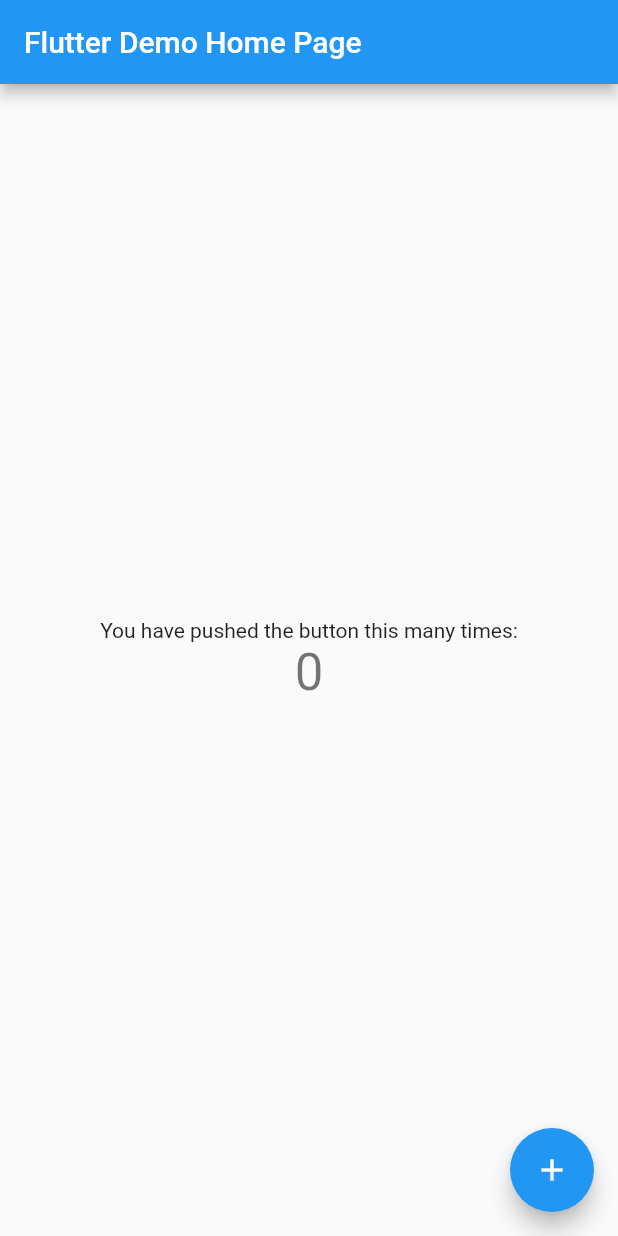
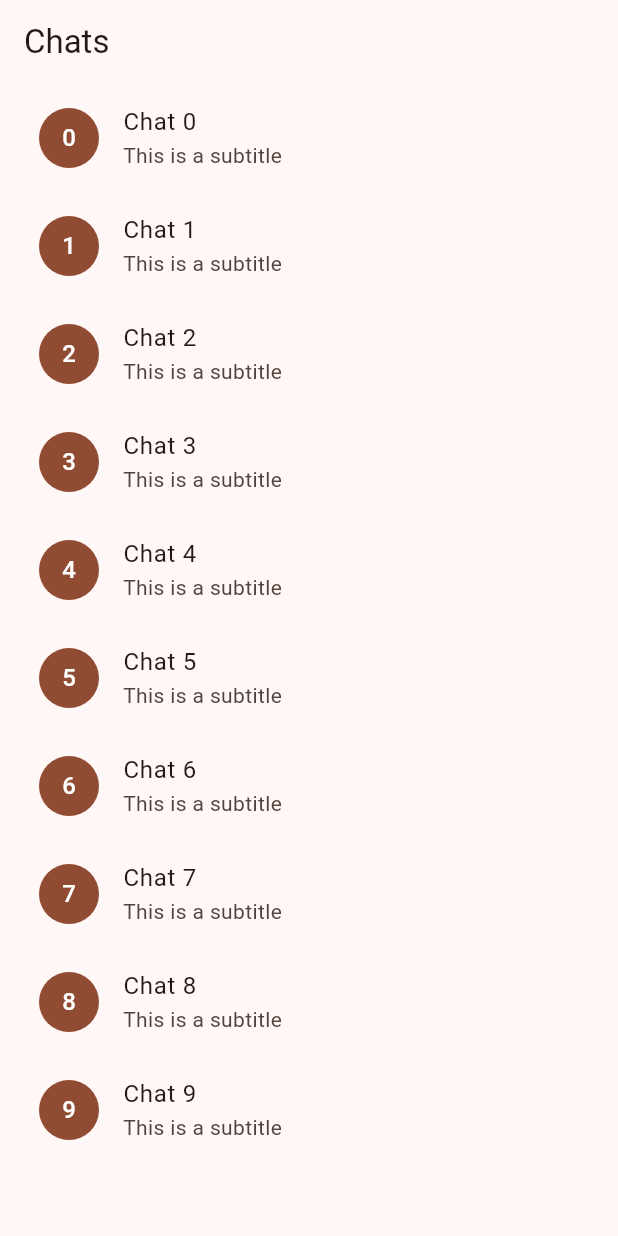
Before and after one commit to vineyrawat/ArgonChatFrontend, a Flutter app: the screen it shows after launch, on a phone screen of 412 x 824 dp. Run offline on Flutter 3.47's test engine with Material 2 defaults, Android fonts, the phone set to English and light mode, and no system bars.

Commit message:
Simple chat listview

```diff
--- a/lib/main.dart
+++ b/lib/main.dart
@@ -1,4 +1,5 @@
 import 'package:flutter/material.dart';
+import 'package:argon_chat/widgets/chat/chat_list.dart';
 
 void main() {
   runApp(const MyApp());
@@ -11,105 +12,17 @@
   @override
   Widget build(BuildContext context) {
     return MaterialApp(
-      title: 'Flutter Demo',
+      title: 'ArgonChat',
       theme: ThemeData(
-        // This is the theme of your application.
-        //
-        // Try running your application with "flutter run". You'll see the
-        // application has a blue toolbar. Then, without quitting the app, try
-        // changing the primarySwatch below to Colors.green and then invoke
-        // "hot reload" (press "r" in the console where you ran "flutter run",
-        // or simply save your changes to "hot reload" in a Flutter IDE).
-        // Notice that the counter didn't reset back to zero; the application
-        // is not restarted.
-        primarySwatch: Colors.blue,
+        useMaterial3: true,
+        colorSchemeSeed: Colors.brown,
       ),
-      home: const MyHomePage(title: 'Flutter Demo Home Page'),
+      home: Scaffold(
+        appBar: AppBar(
+          title: Text('Chats'),
+        ),
+        body: ChatList(),
+      ),
     );
   }
 }
-
-class MyHomePage extends StatefulWidget {
-  const MyHomePage({Key? key, required this.title}) : super(key: key);
-
-  // This widget is the home page of your application. It is stateful, meaning
-  // that it has a State object (defined below) that contains fields that affect
-  // how it looks.
-
-  // This class is the configuration for the state. It holds the values (in this
-  // case the title) provided by the parent (in this case the App widget) and
-  // used by the build method of the State. Fields in a Widget subclass are
-  // always marked "final".
-
-  final String title;
-
-  @override
-  State<MyHomePage> createState() => _MyHomePageState();
-}
-
-class _MyHomePageState extends State<MyHomePage> {
-  int _counter = 0;
-
-  void _incrementCounter() {
-    setState(() {
-      // This call to setState tells the Flutter framework that something has
-      // changed in this State, which causes it to rerun the build method below
-      // so that the display can reflect the updated values. If we changed
-      // _counter without calling setState(), then the build method would not be
-      // called again, and so nothing would appear to happen.
-      _counter++;
-    });
-  }
-
-  @override
-  Widget build(BuildContext context) {
-    // This method is rerun every time setState is called, for instance as done
-    // by the _incrementCounter method above.
-    //
-    // The Flutter framework has been optimized to make rerunning build methods
-    // fast, so that you can just rebuild anything that needs updating rather
-    // than having to individually change instances of widgets.
-    return Scaffold(
-      appBar: AppBar(
-        // Here we take the value from the MyHomePage object that was created by
-        // the App.build method, and use it to set our appbar title.
-        title: Text(widget.title),
-      ),
-      body: Center(
-        // Center is a layout widget. It takes a single child and positions it
-        // in the middle of the parent.
-        child: Column(
-          // Column is also a layout widget. It takes a list of children and
-          // arranges them vertically. By default, it sizes itself to fit its
-          // children horizontally, and tries to be as tall as its parent.
-          //
-          // Invoke "debug painting" (press "p" in the console, choose the
-          // "Toggle Debug Paint" action from the Flutter Inspector in Android
-          // Studio, or the "Toggle Debug Paint" command in Visual Studio Code)
-          // to see the wireframe for each widget.
-          //
-          // Column has various properties to control how it sizes itself and
-          // how it positions its children. Here we use mainAxisAlignment to
-          // center the children vertically; the main axis here is the vertical
-          // axis because Columns are vertical (the cross axis would be
-          // horizontal).
-          mainAxisAlignment: MainAxisAlignment.center,
-          children: <Widget>[
-            const Text(
-              'You have pushed the button this many times:',
-            ),
-            Text(
-              '$_counter',
-              style: Theme.of(context).textTheme.headline4,
-            ),
-          ],
-        ),
-      ),
-      floatingActionButton: FloatingActionButton(
-        onPressed: _incrementCounter,
-        tooltip: 'Increment',
-        child: const Icon(Icons.add),
-      ), // This trailing comma makes auto-formatting nicer for build methods.
-    );
-  }
-}
--- /dev/null
+++ b/lib/widgets/chat/chat_list.dart
@@ -0,0 +1,30 @@
+import 'package:flutter/material.dart';
+
+class ChatList extends StatelessWidget {
+  const ChatList({Key? key}) : super(key: key);
+
+  @override
+  Widget build(BuildContext context) {
+    return ListView.builder(
+      itemCount: 10,
+      itemBuilder: (context, index) {
+        return Padding(
+          padding: const EdgeInsets.symmetric(horizontal: 10),
+          child: ListTile(
+            shape: RoundedRectangleBorder(
+              borderRadius: BorderRadius.circular(10),
+            ),
+            title: Text('Chat $index'),
+            onTap: () {},
+            subtitle: Text('This is a subtitle'),
+            leading: CircleAvatar(
+              child: Text('$index'),
+              backgroundColor: Theme.of(context).colorScheme.primary,
+              foregroundColor: Theme.of(context).colorScheme.onPrimary,
+            ),
+          ),
+        );
+      },
+    );
+  }
+}
```
